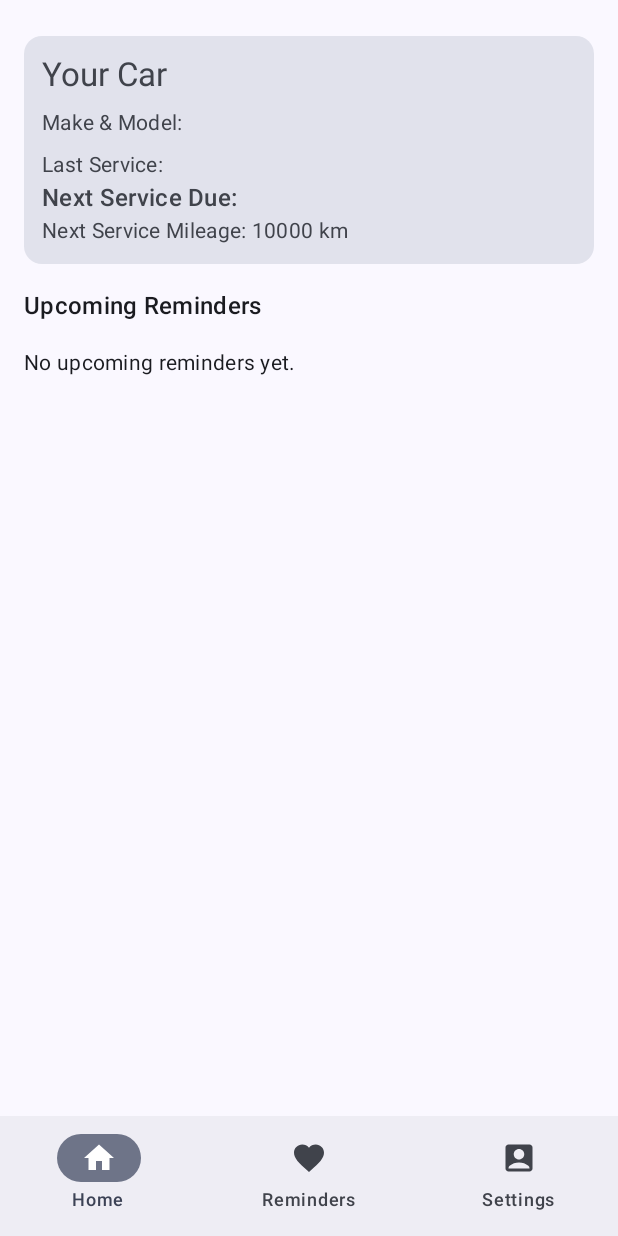
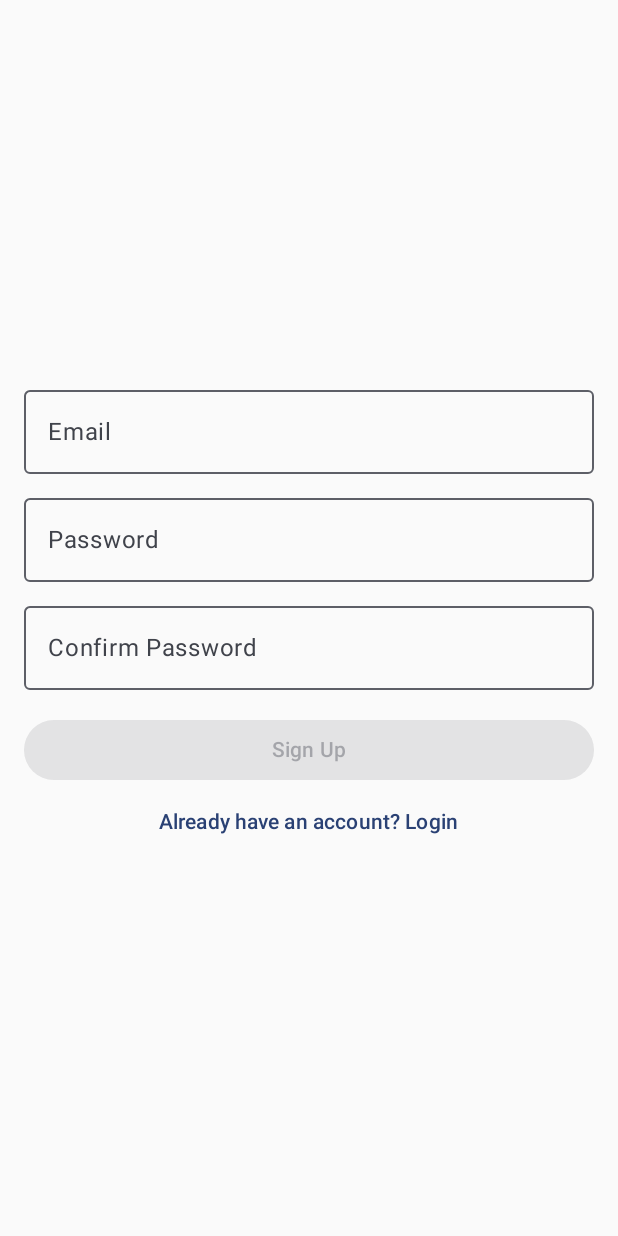
Before and after one commit to FalkowskiDom/Car-Maintenence-CA, an Android app built with Jetpack Compose: the screen it shows after launch (MainActivity), on a phone screen of 412 x 824 dp. Run offline under Robolectric (Android 15) with nearby library versions, the phone set to English and light mode, and no system bars; our stand-ins replace navigation suite.

Commit message:
created a simple signup screen and added logic to main activity so that login just goes to app

```diff
--- a/app/build.gradle.kts
+++ b/app/build.gradle.kts
@@ -61,10 +61,12 @@ dependencies {
     implementation(libs.androidx.media3.exoplayer)
     implementation(libs.androidx.media3.ui)
     implementation(libs.androidx.foundation.layout)
+    implementation(libs.androidx.media3.common)
 
 
     // Test dependencies
     testImplementation(libs.junit)
+    implementation(libs.androidx.core.ktx.v1120)
     androidTestImplementation(libs.androidx.junit)
     androidTestImplementation(libs.androidx.espresso.core)
     androidTestImplementation(platform(libs.androidx.compose.bom))
--- a/app/src/main/java/ie/setu/carmaintenenceapp/MainActivity.kt
+++ b/app/src/main/java/ie/setu/carmaintenenceapp/MainActivity.kt
@@ -28,6 +28,7 @@ import ie.setu.carmaintenenceapp.ui.screens.HomeScreen
 import ie.setu.carmaintenenceapp.ui.screens.ReminderScreen
 import ie.setu.carmaintenenceapp.ui.screens.SettingsScreen
 import ie.setu.carmaintenenceapp.data.CarDataStore
+import ie.setu.carmaintenenceapp.ui.screens.SignUpScreen
 import ie.setu.carmaintenenceapp.ui.theme.CarMaintenanceAppTheme
 import ie.setu.carmaintenenceapp.ui.viewmodel.CarViewModel
 import kotlinx.coroutines.CoroutineScope
@@ -61,15 +62,31 @@ class MainActivity : ComponentActivity() {
             val userName = "Dominik" //hardcode for now just for testing
 
             var showSplash by rememberSaveable { mutableStateOf(true) }
+            var showSignUp by rememberSaveable { mutableStateOf(false) }
+
 
             // Apply app theme based on darkMode setting
             CarMaintenanceAppTheme(darkTheme = darkMode) {
                 if (showSplash) {
                     ie.setu.carmaintenenceapp.ui.screens.SplashScreen(
                         userName = userName,
-                        onTimeout = { showSplash = false }
+                        onTimeout = {
+                            showSplash = false
+                            showSignUp = true
+                        }
                     )
-                } else {
+                } else if (showSignUp) {
+                SignUpScreen(
+                    onSignUpClick = { email, password ->
+                        // Handle sign-up logic
+                        showSignUp = false
+                    },
+                    onLoginClick = {
+                        // Navigate to login screen
+                        showSignUp = false
+                    }
+                )
+            } else {
                 CarMaintenanceApp(viewModel = viewModel, dataStore = dataStore)
             }
         }
--- /dev/null
+++ b/app/src/main/java/ie/setu/carmaintenenceapp/ui/screens/LoginScreen.kt
@@ -0,0 +1,5 @@
+package ie.setu.carmaintenenceapp.ui.screens
+
+fun LoginScreen(){
+
+}
--- /dev/null
+++ b/app/src/main/java/ie/setu/carmaintenenceapp/ui/screens/SignUpScreen.kt
@@ -0,0 +1,61 @@
+package ie.setu.carmaintenenceapp.ui.screens
+
+import androidx.compose.foundation.layout.*
+import androidx.compose.material3.*
+import androidx.compose.runtime.*
+import androidx.compose.ui.Alignment
+import androidx.compose.ui.Modifier
+import androidx.compose.ui.text.input.PasswordVisualTransformation
+import androidx.compose.ui.unit.dp
+
+@Composable
+fun SignUpScreen(
+    onSignUpClick: (String, String) -> Unit,
+    onLoginClick: () -> Unit
+) {
+    var email by remember { mutableStateOf("") }
+    var password by remember { mutableStateOf("") }
+    var confirmPassword by remember { mutableStateOf("") }
+
+    Column(
+        modifier = Modifier
+            .fillMaxSize()
+            .padding(16.dp),
+        verticalArrangement = Arrangement.Center,
+        horizontalAlignment = Alignment.CenterHorizontally
+    ) {
+        OutlinedTextField(
+            value = email,
+            onValueChange = { email = it },
+            label = { Text("Email") },
+            modifier = Modifier.fillMaxWidth()
+        )
+        Spacer(modifier = Modifier.height(8.dp))
+        OutlinedTextField(
+            value = password,
+            onValueChange = { password = it },
+            label = { Text("Password") },
+            visualTransformation = PasswordVisualTransformation(),
+            modifier = Modifier.fillMaxWidth()
+        )
+        Spacer(modifier = Modifier.height(8.dp))
+        OutlinedTextField(
+            value = confirmPassword,
+            onValueChange = { confirmPassword = it },
+            label = { Text("Confirm Password") },
+            visualTransformation = PasswordVisualTransformation(),
+            modifier = Modifier.fillMaxWidth()
+        )
+        Spacer(modifier = Modifier.height(16.dp))
+        Button(
+            onClick = { onSignUpClick(email, password) },
+            modifier = Modifier.fillMaxWidth(),
+            enabled = password == confirmPassword && password.isNotEmpty()
+        ) {
+            Text("Sign Up")
+        }
+        TextButton(onClick = onLoginClick) {
+            Text("Already have an account? Login")
+        }
+    }
+}
--- a/gradle/libs.versions.toml
+++ b/gradle/libs.versions.toml
@@ -1,6 +1,7 @@
 [versions]
 adaptiveNavigationSuite = "1.0.0"
 agp = "8.13.2"
+coreKtxVersion = "1.12.0"
 datastorePreferences = "1.1.7"
 datastorePreferencesVersion = "1.1.1"
 foundationLayoutVersion = "1.7.4"
@@ -19,9 +20,12 @@ foundationLayout = "1.9.3"
 foundation = "1.9.4"
 material3AdaptiveNavigationSuite = "1.4.0"
 material3AdaptiveNavigationSuiteAndroid = "1.4.0"
+media3Common = "1.8.0"
 media3Exoplayer = "1.8.0"
+media3ExoplayerVersion = "1.2.1"
 media3Ui = "1.8.0"
 androidxFoundationLayout = "1.10.0"
+media3UiVersion = "1.2.1"
 
 [libraries]
 androidx-compose-adaptive-navigation-suite = { module = "androidx.compose.material3.adaptive:adaptive-navigation-suite", version.ref = "adaptiveNavigationSuite" }
@@ -29,13 +33,17 @@ androidx-compose-foundation-layout-v174 = { module = "androidx.compose.foundatio
 androidx-compose-material-icons-extended = { module = "androidx.compose.material:material-icons-extended" }
 androidx-compose-material3-adaptive-navigation-suite-android = { module = "androidx.compose.material3:material3-adaptive-navigation-suite-android", version.ref = "material3AdaptiveNavigationSuiteAndroid" }
 androidx-core-ktx = { group = "androidx.core", name = "core-ktx", version.ref = "coreKtx" }
+androidx-core-ktx-v1120 = { module = "androidx.core:core-ktx", version.ref = "coreKtxVersion" }
 androidx-datastore-preferences = { module = "androidx.datastore:datastore-preferences", version.ref = "datastorePreferences" }
 androidx-datastore-preferences-v111 = { module = "androidx.datastore:datastore-preferences", version.ref = "datastorePreferencesVersion" }
 androidx-lifecycle-viewmodel-compose = { module = "androidx.lifecycle:lifecycle-viewmodel-compose", version.ref = "lifecycleRuntimeKtx" }
 androidx-lifecycle-viewmodel-compose-v280 = { module = "androidx.lifecycle:lifecycle-viewmodel-compose", version.ref = "lifecycleViewmodelCompose" }
 androidx-material-icons-extended = { module = "androidx.compose.material:material-icons-extended" }
+androidx-media3-common = { module = "androidx.media3:media3-common", version.ref = "media3Common" }
 androidx-media3-exoplayer = { module = "androidx.media3:media3-exoplayer", version.ref = "media3Exoplayer" }
+androidx-media3-exoplayer-v121 = { module = "androidx.media3:media3-exoplayer", version.ref = "media3ExoplayerVersion" }
 androidx-media3-ui = { module = "androidx.media3:media3-ui", version.ref = "media3Ui" }
+androidx-media3-ui-v121 = { module = "androidx.media3:media3-ui", version.ref = "media3UiVersion" }
 junit = { group = "junit", name = "junit", version.ref = "junit" }
 androidx-junit = { group = "androidx.test.ext", name = "junit", version.ref = "junitVersion" }
 androidx-espresso-core = { group = "androidx.test.espresso", name = "espresso-core", version.ref = "espressoCore" }
```
